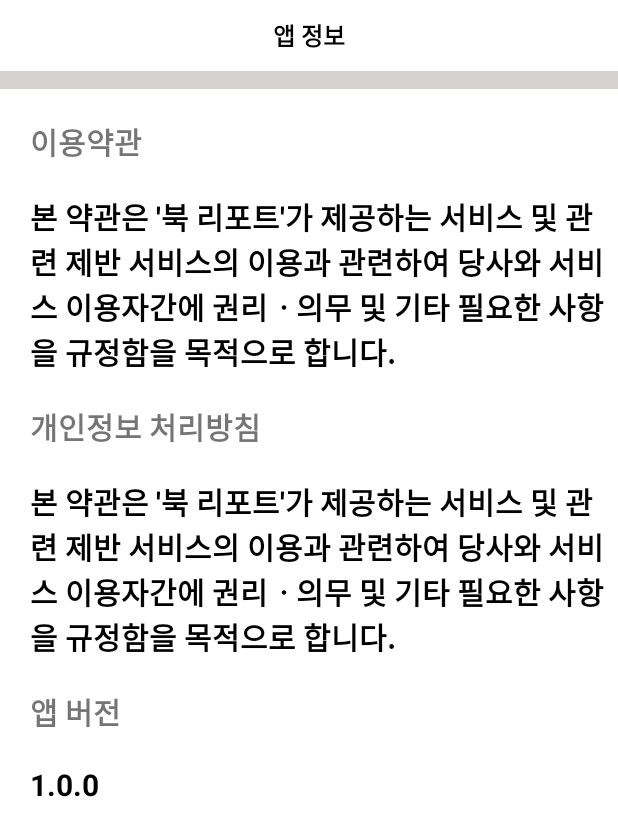
After one commit to JoungSangJun/BookReport, an Android app built with Jetpack Compose: the AppInfoActivity screen opened directly, with no data from a screen before it, on a phone screen of 412 x 824 dp. The commit adds this screen. Shown: the top 836 px of the screen. Run offline under Robolectric (Android 15) with nearby library versions, the phone set to English and light mode, and no system bars.

Commit message:
feat : AppInfo Ui Add

```diff
--- a/app/src/main/AndroidManifest.xml
+++ b/app/src/main/AndroidManifest.xml
@@ -11,6 +11,9 @@
         android:supportsRtl="true"
         android:theme="@style/Theme.BookReport"
         tools:targetApi="31">
+        <activity
+            android:name=".AppInfoActivity"
+            android:exported="false" />
         <activity
             android:name=".PasswordResetActivity"
             android:exported="false" />
--- a/app/src/main/java/kr/baekseok/bookreport/AccountFragment.kt
+++ b/app/src/main/java/kr/baekseok/bookreport/AccountFragment.kt
@@ -21,6 +21,7 @@ class AccountFragment : Fragment() {
 
         btnRegister()
         btnResetPw()
+        btnAppInfo()
 
 
         return aBinding.root
@@ -32,11 +33,17 @@ class AccountFragment : Fragment() {
         }
     }
 
-    fun btnResetPw(){
+    fun btnResetPw() {
         aBinding.btnResetPw.setOnClickListener {
             startActivity(Intent(activity, PasswordResetActivity::class.java))
         }
     }
 
+    fun btnAppInfo() {
+        aBinding.txAppInfo.setOnClickListener {
+            startActivity(Intent(activity, AppInfoActivity::class.java))
+        }
+    }
+
 
 }
--- /dev/null
+++ b/app/src/main/java/kr/baekseok/bookreport/AppInfoActivity.kt
@@ -0,0 +1,11 @@
+package kr.baekseok.bookreport
+
+import androidx.appcompat.app.AppCompatActivity
+import android.os.Bundle
+
+class AppInfoActivity : AppCompatActivity() {
+    override fun onCreate(savedInstanceState: Bundle?) {
+        super.onCreate(savedInstanceState)
+        setContentView(R.layout.activity_app_info)
+    }
+}
--- /dev/null
+++ b/app/src/main/res/layout/activity_app_info.xml
@@ -0,0 +1,212 @@
+<?xml version="1.0" encoding="utf-8"?>
+<androidx.constraintlayout.widget.ConstraintLayout xmlns:android="http://schemas.android.com/apk/res/android"
+    xmlns:app="http://schemas.android.com/apk/res-auto"
+    xmlns:tools="http://schemas.android.com/tools"
+    android:layout_width="match_parent"
+    android:layout_height="match_parent"
+    tools:context=".AppInfoActivity">
+
+    <androidx.constraintlayout.widget.ConstraintLayout
+        android:id="@+id/constraintLayout1"
+        android:layout_width="match_parent"
+        android:layout_height="wrap_content"
+        app:layout_constraintEnd_toEndOf="parent"
+        app:layout_constraintStart_toStartOf="parent"
+        app:layout_constraintTop_toTopOf="parent">
+
+        <androidx.appcompat.widget.Toolbar
+            android:id="@+id/toolbar"
+            android:layout_width="match_parent"
+            android:layout_height="47dp"
+            android:background="@color/white"
+            app:contentInsetStart="0dp"
+            app:layout_constraintBottom_toBottomOf="parent"
+            app:layout_constraintEnd_toEndOf="parent"
+            app:layout_constraintStart_toStartOf="parent"
+            app:layout_constraintTop_toTopOf="parent"
+            tools:ignore="MissingConstraints">
+
+            <TextView
+                android:layout_width="wrap_content"
+                android:layout_height="match_parent"
+                android:layout_gravity="center"
+                android:gravity="center"
+                android:text="@string/tx_app_info"
+                android:textColor="@color/black"
+                android:textSize="16sp"
+                android:textStyle="bold" />
+        </androidx.appcompat.widget.Toolbar>
+
+    </androidx.constraintlayout.widget.ConstraintLayout>
+
+    <androidx.constraintlayout.widget.ConstraintLayout
+        android:id="@+id/constraintLayout2"
+        android:layout_width="0dp"
+        android:layout_height="wrap_content"
+        app:layout_constraintEnd_toEndOf="parent"
+        app:layout_constraintStart_toStartOf="parent"
+        app:layout_constraintTop_toBottomOf="@+id/constraintLayout1">
+
+        <androidx.appcompat.widget.LinearLayoutCompat
+            android:id="@+id/space"
+            android:layout_width="match_parent"
+            android:layout_height="12dp"
+            android:background="#D6D1D1"
+            app:layout_constraintBottom_toBottomOf="parent"
+            app:layout_constraintEnd_toEndOf="parent"
+            app:layout_constraintStart_toStartOf="parent"
+            app:layout_constraintTop_toTopOf="parent">
+
+        </androidx.appcompat.widget.LinearLayoutCompat>
+
+
+    </androidx.constraintlayout.widget.ConstraintLayout>
+
+    <androidx.constraintlayout.widget.ConstraintLayout
+        android:id="@+id/constraintLayout3"
+        android:layout_width="match_parent"
+        android:layout_height="wrap_content"
+        android:layout_marginStart="20dp"
+        android:layout_marginTop="20dp"
+        app:layout_constraintEnd_toEndOf="parent"
+        app:layout_constraintStart_toStartOf="parent"
+        app:layout_constraintTop_toBottomOf="@id/constraintLayout2">
+
+        <TextView
+            android:layout_width="match_parent"
+            android:layout_height="wrap_content"
+            android:text="@string/tx_terms_of_use"
+            android:textSize="20sp"
+            android:textStyle="bold"
+            app:layout_constraintBottom_toBottomOf="parent"
+            app:layout_constraintEnd_toEndOf="parent"
+            app:layout_constraintStart_toStartOf="parent"
+            app:layout_constraintTop_toTopOf="parent" />
+
+
+    </androidx.constraintlayout.widget.ConstraintLayout>
+
+    <androidx.constraintlayout.widget.ConstraintLayout
+        android:id="@+id/constraintLayout4"
+        android:layout_width="match_parent"
+        android:layout_height="wrap_content"
+        android:layout_marginStart="20dp"
+        android:layout_marginTop="20dp"
+        app:layout_constraintEnd_toEndOf="parent"
+        app:layout_constraintStart_toStartOf="parent"
+        app:layout_constraintTop_toBottomOf="@id/constraintLayout3">
+
+        <TextView
+            android:layout_width="match_parent"
+            android:layout_height="wrap_content"
+            android:text="@string/tx_terms_of_use_content"
+            android:textColor="@color/black"
+            android:textSize="20sp"
+            android:textStyle="bold"
+            app:layout_constraintBottom_toBottomOf="parent"
+            app:layout_constraintEnd_toEndOf="parent"
+            app:layout_constraintStart_toStartOf="parent"
+            app:layout_constraintTop_toTopOf="parent" />
+
+
+    </androidx.constraintlayout.widget.ConstraintLayout>
+
+    <androidx.constraintlayout.widget.ConstraintLayout
+        android:id="@+id/constraintLayout5"
+        android:layout_width="match_parent"
+        android:layout_height="wrap_content"
+        android:layout_marginStart="20dp"
+        android:layout_marginTop="20dp"
+        app:layout_constraintEnd_toEndOf="parent"
+        app:layout_constraintStart_toStartOf="parent"
+        app:layout_constraintTop_toBottomOf="@id/constraintLayout4">
+
+        <TextView
+            android:layout_width="match_parent"
+            android:layout_height="wrap_content"
+            android:text="@string/tx_tepersonal_information_processing"
+            android:textSize="20sp"
+            android:textStyle="bold"
+            app:layout_constraintBottom_toBottomOf="parent"
+            app:layout_constraintEnd_toEndOf="parent"
+            app:layout_constraintStart_toStartOf="parent"
+            app:layout_constraintTop_toTopOf="parent" />
+
+
+    </androidx.constraintlayout.widget.ConstraintLayout>
+
+    <androidx.constraintlayout.widget.ConstraintLayout
+        android:id="@+id/constraintLayout6"
+        android:layout_width="match_parent"
+        android:layout_height="wrap_content"
+        android:layout_marginStart="20dp"
+        android:layout_marginTop="20dp"
+        app:layout_constraintEnd_toEndOf="parent"
+        app:layout_constraintStart_toStartOf="parent"
+        app:layout_constraintTop_toBottomOf="@id/constraintLayout5">
+
+        <TextView
+            android:layout_width="match_parent"
+            android:layout_height="wrap_content"
+            android:text="@string/tx_terms_of_use_content"
+            android:textColor="@color/black"
+            android:textSize="20sp"
+            android:textStyle="bold"
+            app:layout_constraintBottom_toBottomOf="parent"
+            app:layout_constraintEnd_toEndOf="parent"
+            app:layout_constraintStart_toStartOf="parent"
+            app:layout_constraintTop_toTopOf="parent" />
+
+
+    </androidx.constraintlayout.widget.ConstraintLayout>
+
+    <androidx.constraintlayout.widget.ConstraintLayout
+        android:id="@+id/constraintLayout7"
+        android:layout_width="match_parent"
+        android:layout_height="wrap_content"
+        android:layout_marginStart="20dp"
+        android:layout_marginTop="20dp"
+        app:layout_constraintEnd_toEndOf="parent"
+        app:layout_constraintStart_toStartOf="parent"
+        app:layout_constraintTop_toBottomOf="@id/constraintLayout6">
+
+        <TextView
+            android:layout_width="match_parent"
+            android:layout_height="wrap_content"
+            android:text="@string/tx_app_version"
+            android:textSize="20sp"
+            android:textStyle="bold"
+            app:layout_constraintBottom_toBottomOf="parent"
+            app:layout_constraintEnd_toEndOf="parent"
+            app:layout_constraintStart_toStartOf="parent"
+            app:layout_constraintTop_toTopOf="parent" />
+
+    </androidx.constraintlayout.widget.ConstraintLayout>
+
+    <androidx.constraintlayout.widget.ConstraintLayout
+        android:id="@+id/constraintLayout8"
+        android:layout_width="match_parent"
+        android:layout_height="wrap_content"
+        android:layout_marginStart="20dp"
+        android:layout_marginTop="20dp"
+        app:layout_constraintEnd_toEndOf="parent"
+        app:layout_constraintStart_toStartOf="parent"
+        app:layout_constraintTop_toBottomOf="@id/constraintLayout7">
+
+        <TextView
+            android:layout_width="match_parent"
+            android:layout_height="wrap_content"
+            android:text="@string/tx_app_version_content"
+            android:textColor="@color/black"
+            android:textSize="20sp"
+            android:textStyle="bold"
+            app:layout_constraintBottom_toBottomOf="parent"
+            app:layout_constraintEnd_toEndOf="parent"
+            app:layout_constraintStart_toStartOf="parent"
+            app:layout_constraintTop_toTopOf="parent" />
+
+
+    </androidx.constraintlayout.widget.ConstraintLayout>
+
+
+</androidx.constraintlayout.widget.ConstraintLayout>
--- a/app/src/main/res/layout/fragment_account.xml
+++ b/app/src/main/res/layout/fragment_account.xml
@@ -236,6 +236,7 @@
             app:layout_constraintTop_toTopOf="parent" />
 
         <TextView
+            android:id="@+id/tx_app_info"
             android:layout_width="wrap_content"
             android:layout_height="wrap_content"
             android:layout_marginStart="8dp"
--- a/app/src/main/res/values/strings.xml
+++ b/app/src/main/res/values/strings.xml
@@ -25,5 +25,11 @@
     <string name="tx_passwordReset2">재설정 비밀번호</string>
     <string name="tx_passwordResetConfirm">재설정 비밀번호 확인</string>
     <string name="btn_reset_password2">비밀번호 재설정</string>
-
+    <string name="tx_app_info">앱 정보</string>
+    <string name="tx_terms_of_use">이용약관</string>
+    <string name="tx_terms_of_use_content">본 약관은 \'북 리포트\'가 제공하는 서비스 및 관련 제반 서비스의 이용과 관련하여 당사와 서비스 이용자간에 권리ㆍ의무 및 기타 필요한 사항을 규정함을 목적으로 합니다.</string>
+    <string name="tx_tepersonal_information_processing">개인정보 처리방침</string>
+    <string name="tx_tepersonal_information_processing_content">\'북 리포트\'는 개인정보보호법, 정보통신망 이용촉진 등에 관한 법률 등 정보통신 서비스 제공자가 준수하여야 할  관련 법령상의 개인정보보호 규정을 준수하며, 관련 법령에 의거한 개인정보 처리방침을 정하여 회원 권익 보호에 최선을 다하고 있습니다.</string>
+    <string name="tx_app_version">앱 버전</string>
+    <string name="tx_app_version_content">1.0.0</string>
 </resources>
```
